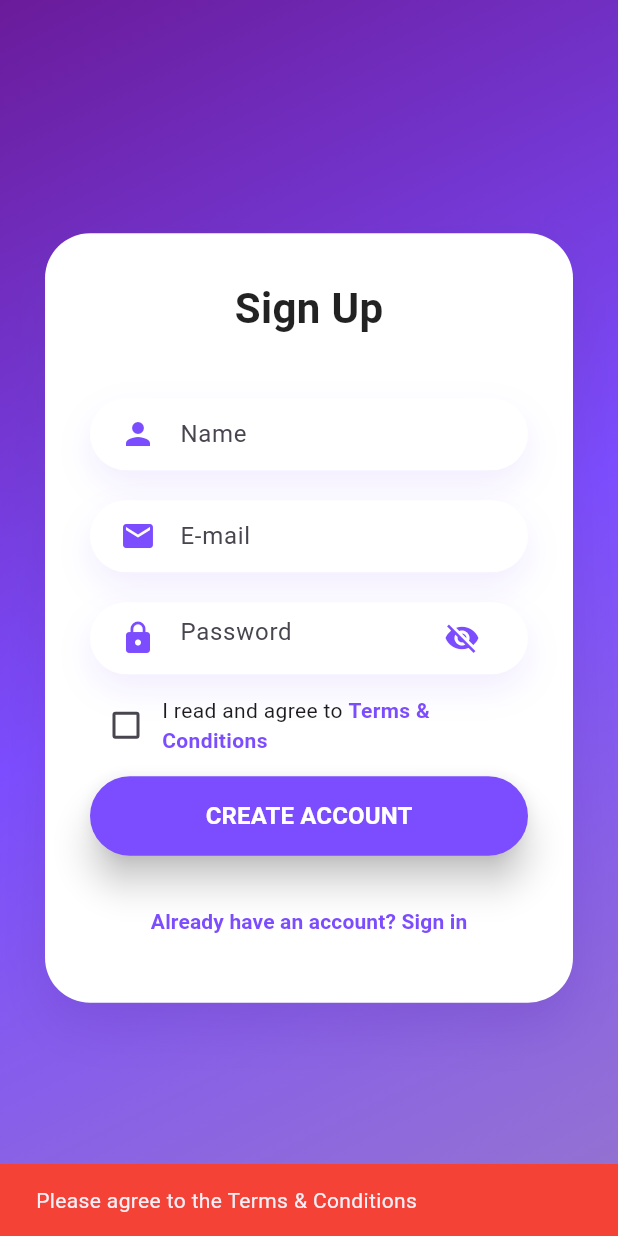
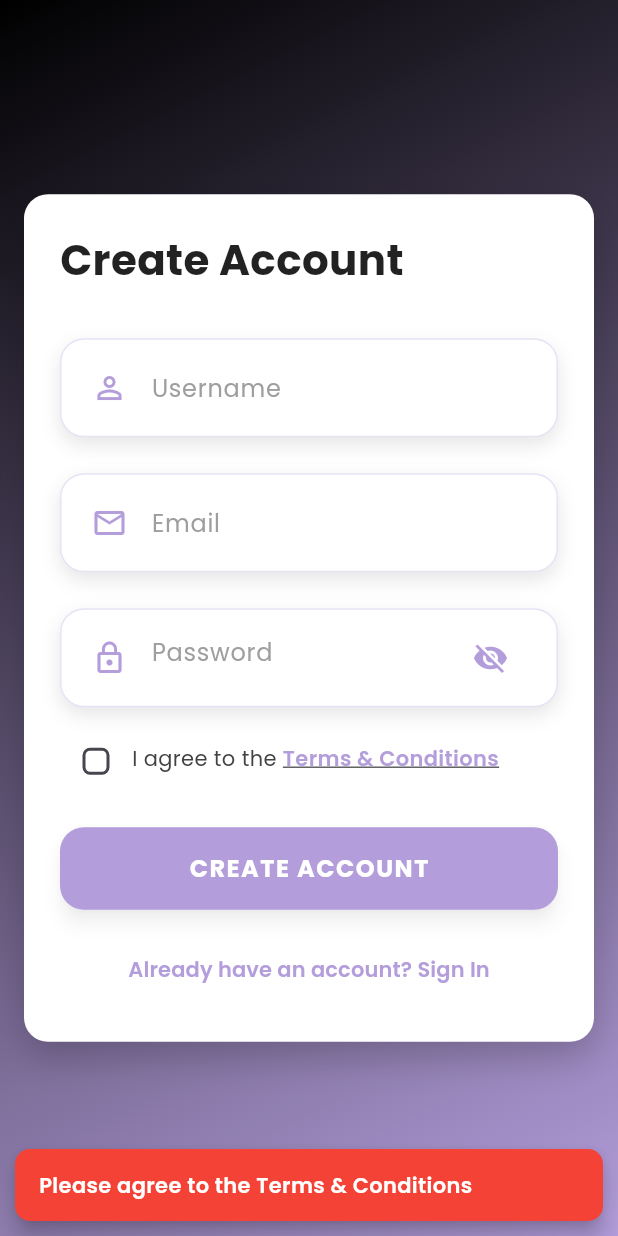
Before and after one commit to shahkritika/Ar-Fitness-App, a Flutter app: the SignupPage screen opened by its route, after a tap on "CREATE ACCOUNT", on a phone screen of 412 x 824 dp. Run offline on Flutter 3.47's test engine with Material 3 defaults, Android fonts, the phone set to English and light mode, and no system bars; our stand-ins replace animate_do, camera, cloud_firestore, firebase_auth, firebase_core, fl_chart and 5 more; missing offline and left inert: google_mlkit_pose_detection; accounts and stored records are empty; network calls fail.

Commit message:
Updated the ui of the page

```diff
--- a/lib/ui/screen/signup_page.dart
+++ b/lib/ui/screen/signup_page.dart
@@ -1,20 +1,58 @@
 import 'package:flutter/material.dart';
 import 'package:firebase_auth/firebase_auth.dart';
+import 'package:cloud_firestore/cloud_firestore.dart';
+import 'package:google_fonts/google_fonts.dart';
+import 'package:shared_preferences/shared_preferences.dart';
 
 class SignupPage extends StatefulWidget {
+  const SignupPage({super.key});
+
   @override
   _SignupPageState createState() => _SignupPageState();
 }
 
-class _SignupPageState extends State<SignupPage> {
+class _SignupPageState extends State<SignupPage> with SingleTickerProviderStateMixin {
   final TextEditingController _usernameController = TextEditingController();
   final TextEditingController _passwordController = TextEditingController();
   final TextEditingController _emailController = TextEditingController();
   bool _isLoading = false;
   bool _obscurePassword = true;
   bool _agreeToTerms = false;
+  late AnimationController _animationController;
+  late Animation<double> _scaleAnimation;
 
   final FirebaseAuth _auth = FirebaseAuth.instance;
+  final FirebaseFirestore _firestore = FirebaseFirestore.instance;
+
+  @override
+  void initState() {
+    super.initState();
+    _animationController = AnimationController(
+      vsync: this,
+      duration: const Duration(milliseconds: 500),
+    );
+    _scaleAnimation = Tween<double>(begin: 0.95, end: 1.0).animate(
+      CurvedAnimation(parent: _animationController, curve: Curves.easeInOut),
+    );
+    _animationController.forward();
+  }
+
+  @override
+  void dispose() {
+    _animationController.dispose();
+    _usernameController.dispose();
+    _passwordController.dispose();
+    _emailController.dispose();
+    super.dispose();
+  }
+
+  // Cache profile data locally
+  Future<void> _cacheProfileData(String name, String? email) async {
+    final prefs = await SharedPreferences.getInstance();
+    await prefs.setString('profile_name', name);
+    await prefs.setString('profile_email', email ?? 'No email');
+    print('Cached profile: name=$name, email=${email ?? 'No email'}'); // Debug log
+  }
 
   Future<void> _signup() async {
     if (!_agreeToTerms) {
@@ -34,26 +72,64 @@ class _SignupPageState extends State<SignupPage> {
     setState(() => _isLoading = true);
 
     try {
+      // Create user in Firebase Authentication
       UserCredential userCredential = await _auth.createUserWithEmailAndPassword(
         email: email,
         password: password,
       );
-      await userCredential.user?.updateDisplayName(username);
+      User? user = userCredential.user;
+
+      if (user != null) {
+        // Update displayName in Firebase Auth
+        await user.updateDisplayName(username);
+
+        // Store username and email in Firestore
+        await _firestore.collection('users').doc(user.uid).set({
+          'name': username,
+          'email': email,
+          'createdAt': FieldValue.serverTimestamp(),
+        });
+
+        // Cache profile data
+        await _cacheProfileData(username, email);
 
         _showSnackBar("Signup successful!", Colors.green);
         Navigator.pushReplacementNamed(context, '/login');
+      }
     } on FirebaseAuthException catch (e) {
-      _showSnackBar(e.message ?? "Signup failed", Colors.red);
+      String errorMessage = e.message ?? "Signup failed";
+      if (e.code == 'email-already-in-use') {
+        errorMessage = 'This email is already registered.';
+      } else if (e.code == 'invalid-email') {
+        errorMessage = 'Invalid email format.';
+      } else if (e.code == 'weak-password') {
+        errorMessage = 'Password is too weak. Use at least 6 characters.';
+      }
+      _showSnackBar(errorMessage, Colors.red);
+    } catch (e) {
+      _showSnackBar("An error occurred: $e", Colors.red);
     } finally {
       setState(() => _isLoading = false);
     }
   }
 
   void _showSnackBar(String message, Color color) {
-    ScaffoldMessenger.of(context).showSnackBar(SnackBar(
-      content: Text(message),
+    ScaffoldMessenger.of(context).showSnackBar(
+      SnackBar(
+        content: Text(
+          message,
+          style: GoogleFonts.poppins(
+            color: Colors.white,
+            fontWeight: FontWeight.w600,
+            fontSize: 14,
+          ),
+        ),
         backgroundColor: color,
-    ));
+        behavior: SnackBarBehavior.floating,
+        shape: RoundedRectangleBorder(borderRadius: BorderRadius.circular(10)),
+        margin: const EdgeInsets.all(10),
+      ),
+    );
   }
 
   Widget _buildInputField({
@@ -64,25 +140,36 @@ class _SignupPageState extends State<SignupPage> {
     Widget? suffixIcon,
   }) {
     return Container(
-      margin: EdgeInsets.symmetric(vertical: 10),
-      padding: EdgeInsets.symmetric(horizontal: 20),
+      margin: const EdgeInsets.symmetric(vertical: 12),
+      padding: const EdgeInsets.symmetric(horizontal: 20, vertical: 8),
       decoration: BoxDecoration(
         color: Colors.white,
-        borderRadius: BorderRadius.circular(40),
+        borderRadius: BorderRadius.circular(16),
+        border: Border.all(color: const Color(0xFFB39DDB).withOpacity(0.3)),
         boxShadow: [
           BoxShadow(
-            color: Colors.deepPurpleAccent.withOpacity(0.1),
-            blurRadius: 20,
-            offset: Offset(0, 10),
+            color: Colors.black.withOpacity(0.1),
+            blurRadius: 10,
+            offset: const Offset(0, 5),
           ),
         ],
       ),
       child: TextField(
         controller: controller,
         obscureText: obscureText,
+        style: GoogleFonts.poppins(
+          color: Colors.black87,
+          fontSize: 16,
+          fontWeight: FontWeight.w500,
+        ),
         decoration: InputDecoration(
-          icon: Icon(icon, color: Color(0xFF7C4DFF)),
+          icon: Icon(icon, color: const Color(0xFFB39DDB), size: 24),
           hintText: hint,
+          hintStyle: GoogleFonts.poppins(
+            color: Colors.grey[500],
+            fontSize: 16,
+            fontWeight: FontWeight.w400,
+          ),
           border: InputBorder.none,
           suffixIcon: suffixIcon,
         ),
@@ -94,63 +181,67 @@ class _SignupPageState extends State<SignupPage> {
   Widget build(BuildContext context) {
     return Scaffold(
       body: Container(
-        decoration: BoxDecoration(
+        decoration: const BoxDecoration(
           gradient: LinearGradient(
             colors: [
-              Color(0xFF6A1B9A),
-              Color(0xFF7C4DFF),
-              Color(0xFF9575CD),
+              Colors.black,
+              Color(0xFFB39DDB),
             ],
             begin: Alignment.topLeft,
             end: Alignment.bottomRight,
           ),
         ),
+        child: SafeArea(
           child: Center(
             child: SingleChildScrollView(
+              padding: const EdgeInsets.symmetric(horizontal: 16, vertical: 40),
+              child: ScaleTransition(
+                scale: _scaleAnimation,
                 child: Container(
-              margin: EdgeInsets.symmetric(horizontal: 30, vertical: 40),
-              padding: EdgeInsets.all(30),
+                  padding: const EdgeInsets.all(24),
                   decoration: BoxDecoration(
                     color: Colors.white,
-                borderRadius: BorderRadius.circular(30),
+                    borderRadius: BorderRadius.circular(16),
                     boxShadow: [
                       BoxShadow(
-                    color: Colors.deepPurple.withOpacity(0.3),
-                    blurRadius: 30,
-                    offset: Offset(0, 15),
+                        color: Colors.black.withOpacity(0.2),
+                        blurRadius: 20,
+                        offset: const Offset(0, 10),
                       ),
                     ],
                   ),
                   child: Column(
+                    mainAxisSize: MainAxisSize.min,
+                    crossAxisAlignment: CrossAxisAlignment.start,
                     children: [
                       Text(
-                    "Sign Up",
-                    style: TextStyle(
+                        "Create Account",
+                        style: GoogleFonts.poppins(
                           fontSize: 28,
                           fontWeight: FontWeight.bold,
                           color: Colors.black87,
                         ),
                       ),
-                  SizedBox(height: 30),
+                      const SizedBox(height: 20),
                       _buildInputField(
                         controller: _usernameController,
-                    hint: "Name",
-                    icon: Icons.person,
+                        hint: "Username",
+                        icon: Icons.person_outline,
                       ),
                       _buildInputField(
                         controller: _emailController,
-                    hint: "E-mail",
-                    icon: Icons.email,
+                        hint: "Email",
+                        icon: Icons.email_outlined,
                       ),
                       _buildInputField(
                         controller: _passwordController,
                         hint: "Password",
-                    icon: Icons.lock,
+                        icon: Icons.lock_outline,
                         obscureText: _obscurePassword,
                         suffixIcon: IconButton(
                           icon: Icon(
                             _obscurePassword ? Icons.visibility_off : Icons.visibility,
-                        color: Color(0xFF7C4DFF),
+                            color: const Color(0xFFB39DDB),
                           ),
                           onPressed: () {
                             setState(() {
@@ -160,70 +251,89 @@ class _SignupPageState extends State<SignupPage> {
                         ),
                       ),
                       Row(
+                        crossAxisAlignment: CrossAxisAlignment.start,
                         children: [
                           Checkbox(
                             value: _agreeToTerms,
-                        activeColor: Color(0xFF7C4DFF),
+                            activeColor: const Color(0xFFB39DDB),
+                            checkColor: Colors.white,
+                            shape: RoundedRectangleBorder(
+                              borderRadius: BorderRadius.circular(5),
+                            ),
                             onChanged: (value) {
                               setState(() {
                                 _agreeToTerms = value ?? false;
                               });
                             },
                           ),
-                      Flexible(
+                          Expanded(
+                            child: Padding(
+                              padding: const EdgeInsets.only(top: 12),
                               child: Text.rich(
                                 TextSpan(
-                            text: 'I read and agree to ',
-                            style: TextStyle(fontSize: 14),
+                                  text: 'I agree to the ',
+                                  style: GoogleFonts.poppins(
+                                    fontSize: 14,
+                                    color: Colors.grey[800],
+                                  ),
                                   children: [
                                     TextSpan(
                                       text: 'Terms & Conditions',
-                                style: TextStyle(
-                                  color: Color(0xFF7C4DFF),
-                                  fontWeight: FontWeight.bold,
+                                      style: GoogleFonts.poppins(
+                                        color: const Color(0xFFB39DDB),
+                                        fontWeight: FontWeight.w600,
+                                        decoration: TextDecoration.underline,
                                       ),
                                     ),
                                   ],
                                 ),
                               ),
                             ),
+                          ),
                         ],
                       ),
-                  SizedBox(height: 10),
+                      const SizedBox(height: 20),
                       _isLoading
-                      ? CircularProgressIndicator()
-                      : Container(
+                          ? const CircularProgressIndicator(
+                              valueColor: AlwaysStoppedAnimation<Color>(Color(0xFFB39DDB)),
+                            )
+                          : SizedBox(
                               width: double.infinity,
                               child: ElevatedButton(
                                 onPressed: _signup,
                                 style: ElevatedButton.styleFrom(
-                              padding: EdgeInsets.symmetric(vertical: 15),
+                                  padding: const EdgeInsets.symmetric(vertical: 16),
                                   shape: RoundedRectangleBorder(
-                                borderRadius: BorderRadius.circular(30),
+                                    borderRadius: BorderRadius.circular(16),
                                   ),
-                              backgroundColor: Color(0xFF7C4DFF),
-                              elevation: 10,
+                                  backgroundColor: const Color(0xFFB39DDB),
+                                  foregroundColor: Colors.white,
+                                  elevation: 5,
+                                  shadowColor: Colors.black.withOpacity(0.3),
                                 ),
                                 child: Text(
                                   "CREATE ACCOUNT",
-                              style: TextStyle(
-                                color: Colors.white,
-                                fontWeight: FontWeight.bold,
+                                  style: GoogleFonts.poppins(
                                     fontSize: 16,
+                                    fontWeight: FontWeight.w700,
+                                    letterSpacing: 1.0,
                                   ),
                                 ),
                               ),
                             ),
-                  SizedBox(height: 20),
-                  TextButton(
+                      const SizedBox(height: 16),
+                      Center(
+                        child: TextButton(
                           onPressed: () {
                             Navigator.pushNamed(context, '/login');
                           },
                           child: Text(
-                      "Already have an account? Sign in",
-                      style: TextStyle(
-                        color: Color(0xFF7C4DFF),
+                            "Already have an account? Sign In",
+                            style: GoogleFonts.poppins(
+                              color: const Color(0xFFB39DDB),
+                              fontSize: 14,
                               fontWeight: FontWeight.w600,
+                            ),
                           ),
                         ),
                       ),
@@ -233,6 +343,8 @@ class _SignupPageState extends State<SignupPage> {
               ),
             ),
           ),
+        ),
+      ),
     );
   }
 }
```
Lines whose indentation alone changed are shown as unchanged.
